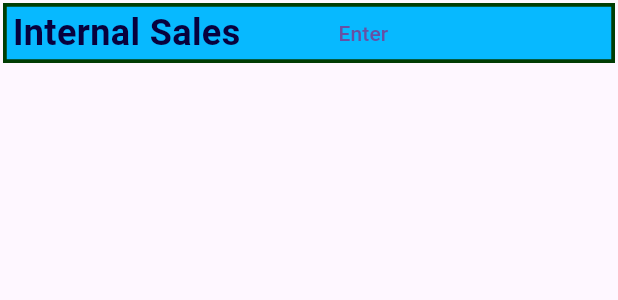
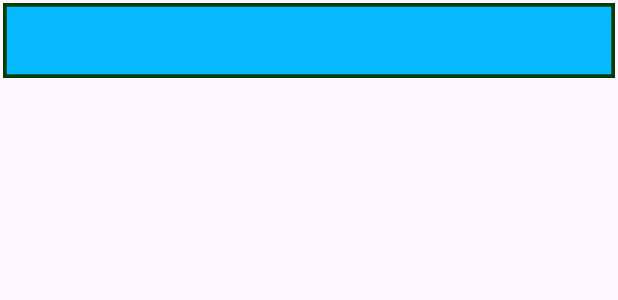
Before and after one commit to minhazmashfi/Niret_ERP, a Flutter app: the DashboardTiles widget shown alone on an empty page, opened directly, on a phone screen of 412 x 824 dp. Shown: the top 300 px of the screen. Run offline on Flutter 3.47's test engine with Material 3 defaults, Android fonts, the phone set to English and light mode, and no system bars; our stand-ins replace google_fonts.

```diff
--- a/lib/cart_page.dart
+++ b/lib/cart_page.dart
@@ -49,7 +49,7 @@ class _CartPage extends State<CartPage> {
                                 child: Text(
                                   info['itemName'].toString(),
                                   style: GoogleFonts.ubuntuMono(
-                                      fontSize: 24,
+                                      fontSize: 16,
                                       fontWeight: FontWeight.bold,
                                       color: Color.fromARGB(255, 7, 1, 61)),
                                 ),
@@ -58,7 +58,7 @@ class _CartPage extends State<CartPage> {
                                 child: Text(
                                   'N/A',
                                   style: GoogleFonts.ubuntuMono(
-                                      fontSize: 24,
+                                      fontSize: 16,
                                       fontWeight: FontWeight.bold,
                                       color: Color.fromARGB(255, 7, 1, 61)),
                                 ),
@@ -67,7 +67,7 @@ class _CartPage extends State<CartPage> {
                                 child: Text(
                                   info['price'].toString(),
                                   style: GoogleFonts.ubuntuMono(
-                                      fontSize: 24,
+                                      fontSize: 16,
                                       fontWeight: FontWeight.bold,
                                       color: Color.fromARGB(255, 7, 1, 61)),
                                 ),
--- a/lib/dashboard_tiles.dart
+++ b/lib/dashboard_tiles.dart
@@ -10,25 +10,25 @@ class DashboardTiles extends StatelessWidget {
     return Padding(
         padding: const EdgeInsets.symmetric( vertical:2,horizontal: 2),
         child: Container(
-          height: 40,
+          height: 50,
+
           decoration: BoxDecoration(
               color: const Color.fromARGB(255, 7, 185, 255),
-              border: Border.all(color: Color.fromARGB(255, 1, 61, 4), width: 2.5)),
-          alignment: Alignment.centerLeft,
-          child: Padding(padding:const EdgeInsets.only(left: 4) ,
-            child: Row(
+              border: Border.all(color: const Color.fromARGB(255, 1, 61, 4), width: 2.5)),
+          alignment: Alignment.bottomLeft,
+          child: Padding(padding:const EdgeInsets.only(top: 50) ,
+            child: Column(
               children: [
-                Text(
-                  labelText,
-                  style: GoogleFonts.ubuntuMono(
-                      fontSize: 24, fontWeight: FontWeight.bold, color: Color.fromARGB(255, 7, 1, 61)),
-                ),
-              const SizedBox(width: 50),
-              TextButton(onPressed: (){
+               TextButton(onPressed: (){
                 if (labelText=='Internal Sales'){
                   Navigator.push(context,MaterialPageRoute(builder: (context) => InternalState(),));
                 }
-              }, child: const Text('Enter'))
+              }, child:Text(labelText,style: const TextStyle(fontSize: 22,fontWeight: FontWeight.bold,color: Colors.white),)
+
+
+                ),
+              const SizedBox(height: 20),
+
               ],
             ),
           ),
--- a/pubspec.yaml
+++ b/pubspec.yaml
@@ -66,6 +66,7 @@ flutter:
    - assets/icons/production.png
    - assets/icons/purchase.png
    - assets/icons/material_management.png
+   - assets/images/avatar.png
 
   # An image asset can refer to one or more resolution-specific "variants", see
   # https://flutter.dev/assets-and-images/#resolution-aware
```
Also changed, not shown: lib/internal_sale.dart (+64 -49 lines), lib/panel_page.dart (+4 -3 lines), lib/shoelist_tiles.dart (+4 -4 lines), lib/sidebar.dart (added, +40 -0 lines), assets/images/avatar.png (added).
